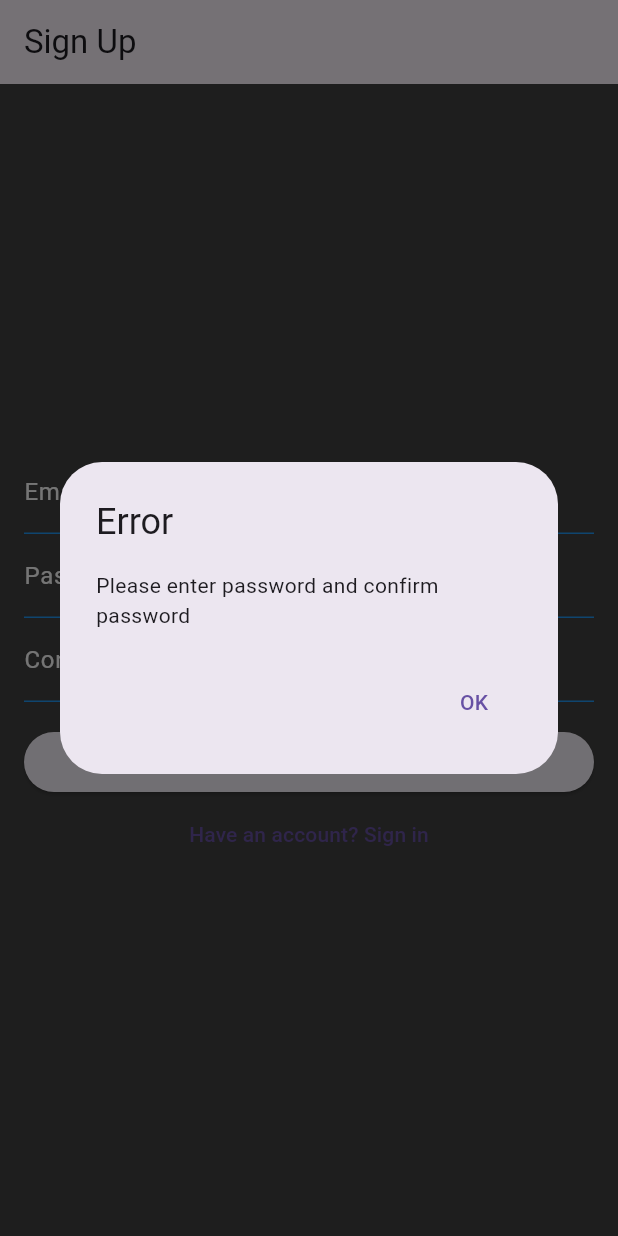
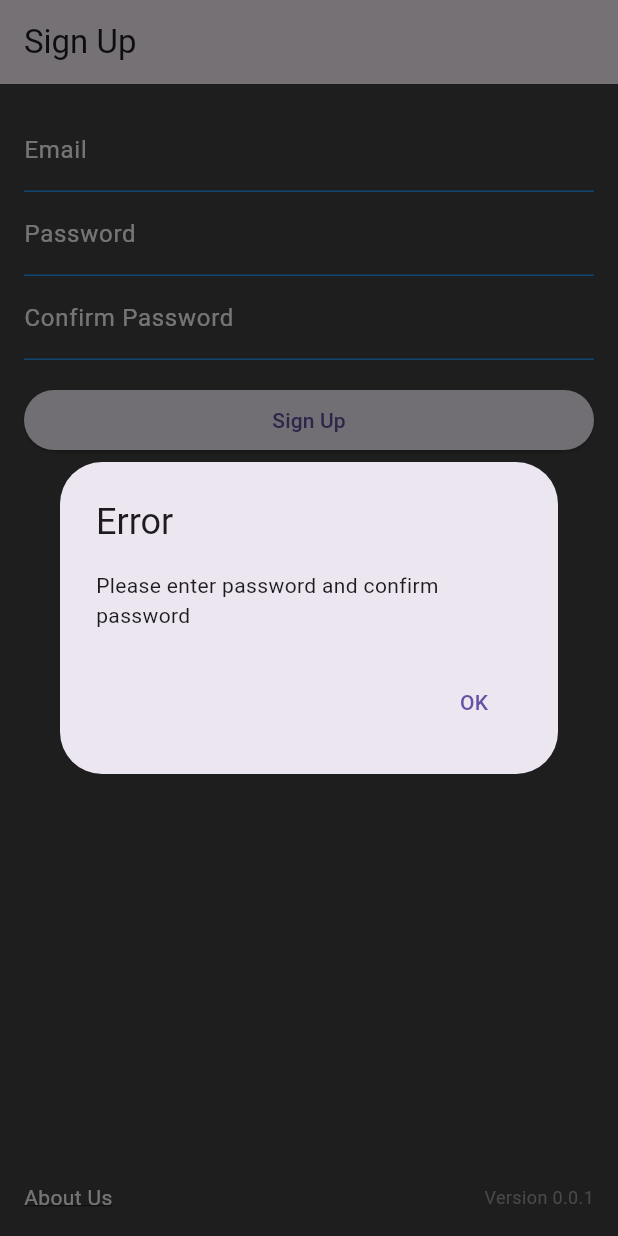
Before and after one commit to kingsley-aaron/MyCampusMarketplace_FrontEnd, a Flutter app: the screen it shows after launch, after a tap on "Create an account", after a tap on "Sign Up", on a phone screen of 412 x 824 dp. Run offline on Flutter 3.47's test engine with Material 3 defaults, Android fonts, the phone set to English and light mode, and no system bars.

Commit message:
Splash and About Us

```diff
--- /dev/null
+++ b/my_campus_marketplace_front_end/lib/loginSignUp.dart
@@ -0,0 +1,182 @@
+import 'package:flutter/material.dart';
+import 'aboutUs.dart';
+
+class LoginSignupPage extends StatefulWidget {
+  const LoginSignupPage({super.key});
+
+  @override
+  _LoginSignupPageState createState() => _LoginSignupPageState();
+}
+
+class _LoginSignupPageState extends State<LoginSignupPage> {
+  final TextEditingController _emailController = TextEditingController();
+  final TextEditingController _passwordController = TextEditingController();
+  final TextEditingController _confirmPasswordController =
+      TextEditingController();
+
+  bool _isLogin = true;
+
+  @override
+  Widget build(BuildContext context) {
+    return Scaffold(
+      appBar: AppBar(
+        title: Text(_isLogin ? 'My Campus Marketplace' : 'Sign Up'),
+      ),
+      backgroundColor: Colors.grey[800], // Dark grey background color
+      body: Padding(
+        padding: const EdgeInsets.all(16.0),
+        child: Column(
+          mainAxisAlignment: MainAxisAlignment.center,
+          crossAxisAlignment: CrossAxisAlignment.stretch,
+          children: <Widget>[
+            TextFormField(
+              controller: _emailController,
+              decoration: const InputDecoration(
+                labelText: 'Email',
+                labelStyle:
+                    TextStyle(color: Colors.white), // White label text color
+                enabledBorder: UnderlineInputBorder(
+                    borderSide:
+                        BorderSide(color: Colors.blue)), // Blue border color
+              ),
+              style: const TextStyle(color: Colors.white), // White text color
+            ),
+            TextFormField(
+              controller: _passwordController,
+              decoration: const InputDecoration(
+                labelText: 'Password',
+                labelStyle:
+                    TextStyle(color: Colors.white), // White label text color
+                enabledBorder: UnderlineInputBorder(
+                    borderSide:
+                        BorderSide(color: Colors.blue)), // Blue border color
+              ),
+              obscureText: true,
+              style: const TextStyle(color: Colors.white), // White text color
+            ),
+            if (!_isLogin)
+              TextFormField(
+                controller: _confirmPasswordController,
+                decoration: const InputDecoration(
+                  labelText: 'Confirm Password',
+                  labelStyle:
+                      TextStyle(color: Colors.white), // White label text color
+                  enabledBorder: UnderlineInputBorder(
+                      borderSide:
+                          BorderSide(color: Colors.blue)), // Blue border color
+                ),
+                obscureText: true,
+                style: const TextStyle(color: Colors.white), // White text color
+              ),
+            const SizedBox(height: 16.0),
+            ElevatedButton(
+              onPressed: _isLogin ? _login : _signup,
+              child: Text(_isLogin ? 'Login' : 'Sign Up'),
+            ),
+            TextButton(
+              onPressed: () {
+                setState(() {
+                  _isLogin = !_isLogin;
+                });
+              },
+              child: Text(
+                  _isLogin ? 'Create an account' : 'Have an account? Sign in'),
+            ),
+            Spacer(),
+              Row(
+                mainAxisAlignment: MainAxisAlignment.spaceBetween,
+                children: <Widget>[
+                  GestureDetector(
+                    onTap: () {
+                      _navigateToAboutUs(context);
+                    },
+                    child: Text(
+                      'About Us',
+                      style: TextStyle(
+                        color: Colors.white,
+                        decoration: TextDecoration.underline,
+                      ),
+                    ),
+                  ),
+                  Text(
+                    'Version 0.0.1',
+                    style: TextStyle(
+                      fontSize: 12,
+                      color: Colors.grey,
+                    ),
+                  ),
+                ],
+              ),
+          ],
+        ),
+      ),
+    );
+  }
+
+  void _login() {
+    // Implement login logic here
+  }
+
+  void _signup() {
+    // Implement signup logic here
+    if (!_isLogin) {
+      String email = _emailController.text.trim();
+      String password = _passwordController.text.trim();
+      String confirmPassword = _confirmPasswordController.text.trim();
+
+      if (password.isEmpty || confirmPassword.isEmpty) {
+        _showErrorDialog("Please enter password and confirm password");
+      } else if (password != confirmPassword) {
+        _showErrorDialog("Passwords do not match.");
+      } else if (email.isEmpty || !email.endsWith('@my.sctcc.edu')) {
+        _showErrorDialog(email.isEmpty
+            ? "Please enter email"
+            : "Please enter valid SCTCC email address ending in @my.sctcc.edu");
+      } else {
+        // Continue with sign up process
+
+        // Show success snackbar
+        ScaffoldMessenger.of(context).showSnackBar(
+          const SnackBar(
+            content: Center(child: Text('Sign up successful!')),
+            duration: Duration(seconds: 4), // Optional duration
+          ),
+        );
+
+        // Navigate to login page
+        Navigator.of(context).push(
+          MaterialPageRoute(
+            builder: (context) => const LoginSignupPage(),
+          ),
+        );
+      }
+    }
+  }
+
+  void _navigateToAboutUs(BuildContext context) {
+      Navigator.push(
+        context,
+        MaterialPageRoute(builder: (context) => AboutUsPage()), // Navigate to About Us page
+      );
+    }
+
+  void _showErrorDialog(String message) {
+    showDialog(
+      context: context,
+      builder: (BuildContext context) {
+        return AlertDialog(
+          title: const Text("Error"),
+          content: Text(message),
+          actions: <Widget>[
+            TextButton(
+              child: const Text("OK"),
+              onPressed: () {
+                Navigator.of(context).pop();
+              },
+            ),
+          ],
+        );
+      },
+    );
+  }
+}
--- a/my_campus_marketplace_front_end/lib/main.dart
+++ b/my_campus_marketplace_front_end/lib/main.dart
@@ -1,152 +1,9 @@
+import 'dart:async';
+
 import 'package:flutter/material.dart';
+import 'package:mycampusmarketplace/loginSignUp.dart';
 
-class LoginSignupPage extends StatefulWidget {
-  const LoginSignupPage({super.key});
 
-  @override
-  _LoginSignupPageState createState() => _LoginSignupPageState();
-}
-
-class _LoginSignupPageState extends State<LoginSignupPage> {
-  final TextEditingController _emailController = TextEditingController();
-  final TextEditingController _passwordController = TextEditingController();
-  final TextEditingController _confirmPasswordController =
-      TextEditingController();
-
-  bool _isLogin = true;
-
-  @override
-  Widget build(BuildContext context) {
-    return Scaffold(
-      appBar: AppBar(
-        title: Text(_isLogin ? 'My Campus Marketplace' : 'Sign Up'),
-      ),
-      backgroundColor: Colors.grey[800], // Dark grey background color
-      body: Padding(
-        padding: const EdgeInsets.all(16.0),
-        child: Column(
-          mainAxisAlignment: MainAxisAlignment.center,
-          crossAxisAlignment: CrossAxisAlignment.stretch,
-          children: <Widget>[
-            TextFormField(
-              controller: _emailController,
-              decoration: const InputDecoration(
-                labelText: 'Email',
-                labelStyle:
-                    TextStyle(color: Colors.white), // White label text color
-                enabledBorder: UnderlineInputBorder(
-                    borderSide:
-                        BorderSide(color: Colors.blue)), // Blue border color
-              ),
-              style: const TextStyle(color: Colors.white), // White text color
-            ),
-            TextFormField(
-              controller: _passwordController,
-              decoration: const InputDecoration(
-                labelText: 'Password',
-                labelStyle:
-                    TextStyle(color: Colors.white), // White label text color
-                enabledBorder: UnderlineInputBorder(
-                    borderSide:
-                        BorderSide(color: Colors.blue)), // Blue border color
-              ),
-              obscureText: true,
-              style: const TextStyle(color: Colors.white), // White text color
-            ),
-            if (!_isLogin)
-              TextFormField(
-                controller: _confirmPasswordController,
-                decoration: const InputDecoration(
-                  labelText: 'Confirm Password',
-                  labelStyle:
-                      TextStyle(color: Colors.white), // White label text color
-                  enabledBorder: UnderlineInputBorder(
-                      borderSide:
-                          BorderSide(color: Colors.blue)), // Blue border color
-                ),
-                obscureText: true,
-                style: const TextStyle(color: Colors.white), // White text color
-              ),
-            const SizedBox(height: 16.0),
-            ElevatedButton(
-              onPressed: _isLogin ? _login : _signup,
-              child: Text(_isLogin ? 'Login' : 'Sign Up'),
-            ),
-            TextButton(
-              onPressed: () {
-                setState(() {
-                  _isLogin = !_isLogin;
-                });
-              },
-              child: Text(
-                  _isLogin ? 'Create an account' : 'Have an account? Sign in'),
-            ),
-          ],
-        ),
-      ),
-    );
-  }
-
-  void _login() {
-    // Implement login logic here
-  }
-
-  void _signup() {
-    // Implement signup logic here
-    if (!_isLogin) {
-      String email = _emailController.text.trim();
-      String password = _passwordController.text.trim();
-      String confirmPassword = _confirmPasswordController.text.trim();
-
-      if (password.isEmpty || confirmPassword.isEmpty) {
-        _showErrorDialog("Please enter password and confirm password");
-      } else if (password != confirmPassword) {
-        _showErrorDialog("Passwords do not match.");
-      } else if (email.isEmpty || !email.endsWith('@my.sctcc.edu')) {
-        _showErrorDialog(email.isEmpty
-            ? "Please enter email"
-            : "Please enter valid SCTCC email address ending in @my.sctcc.edu");
-      } else {
-        // Continue with sign up process
-
-        // Show success snackbar
-        ScaffoldMessenger.of(context).showSnackBar(
-          const SnackBar(
-            content: Center(child: Text('Sign up successful!')),
-            duration: Duration(seconds: 4), // Optional duration
-          ),
-        );
-
-        // Navigate to login page
-        Navigator.of(context).push(
-          MaterialPageRoute(
-            builder: (context) => const LoginSignupPage(),
-          ),
-        );
-      }
-    }
-  }
-
-  void _showErrorDialog(String message) {
-    showDialog(
-      context: context,
-      builder: (BuildContext context) {
-        return AlertDialog(
-          title: const Text("Error"),
-          content: Text(message),
-          actions: <Widget>[
-            TextButton(
-              child: const Text("OK"),
-              onPressed: () {
-                Navigator.of(context).pop();
-              },
-            ),
-          ],
-        );
-      },
-    );
-  }
-}
 
 void main() {
   runApp(const MyApp());
@@ -162,7 +19,67 @@ class MyApp extends StatelessWidget {
       theme: ThemeData(
         hintColor: Colors.lightBlueAccent, // Light blue accent color
       ),
-      home: const LoginSignupPage(),
+      home: const SplashScreen(),
     );
   }
 }
+
+class SplashScreen extends StatefulWidget {
+  const SplashScreen({Key? key}) : super(key: key);
+
+  @override
+  State<SplashScreen> createState() => _SplashScreenState();
+}
+
+class _SplashScreenState extends State<SplashScreen> {
+  @override
+  // Using initState to perform actions when the widget is inserted into the widget tree
+  void initState() {
+    super.initState();
+    // Using a Timer to navigate to MyHomePage after a delay
+    Timer(const Duration(seconds: 5), () {
+      if (mounted) { // Check if the widget is still in the tree
+        Navigator.of(context).pushReplacement(
+          MaterialPageRoute(builder: (context) => const LoginSignupPage()), // Navigate to LoginPage instead of MyHomePage
+        );
+      }
+    });
+  }
+// Building the UI of the SplashScreen
+  @override
+  Widget build(BuildContext context) {
+    return Scaffold(
+      body: Stack(
+        fit: StackFit.expand,
+        children: <Widget>[
+          // Displaying a background image
+          OverflowBox(
+            // Making the image slightly larger than the screen to hide the watermark
+            minWidth: MediaQuery.of(context).size.width,
+            minHeight: MediaQuery.of(context).size.height * 1.1, // Adjust the multiplier as needed
+            maxHeight: MediaQuery.of(context).size.height * 1.1, // Adjust the multiplier as needed
+            child: Image.asset(                                  // I think it looks good
+              'assets/images/myCampusMarket.png',
+              fit: BoxFit.cover, // Cover ensures the image covers the screen area without distortion
+            ),
+          ),
+          Column(
+            mainAxisAlignment: MainAxisAlignment.center,
+            children: <Widget>[
+              Text(
+                'My Campus Marketplace', // App's name or any other text you want to display
+                style: TextStyle(
+                  fontSize: 24,
+                  fontWeight: FontWeight.bold,
+                  color: Colors.white, // Choose a color that contrasts with the background
+                ),
+              ),
+              SizedBox(height: 20), // Space between text and the progress indicator
+              CircularProgressIndicator(),
+            ],
+          ),
+        ],
+      ),
+    );
+  }
+}
--- a/my_campus_marketplace_front_end/pubspec.yaml
+++ b/my_campus_marketplace_front_end/pubspec.yaml
@@ -59,8 +59,8 @@ flutter:
   uses-material-design: true
 
   # To add assets to your application, add an assets section, like this:
-  # assets:
-  #   - images/a_dot_burr.jpeg
+  assets:
+   - assets/images/myCampusMarket.png
   #   - images/a_dot_ham.jpeg
 
   # An image asset can refer to one or more resolution-specific "variants", see
```
Also changed, not shown: my_campus_marketplace_front_end/lib/aboutUs.dart (added, +54 -0 lines), my_campus_marketplace_front_end/assets/images/myCampusMarket.png (added).
